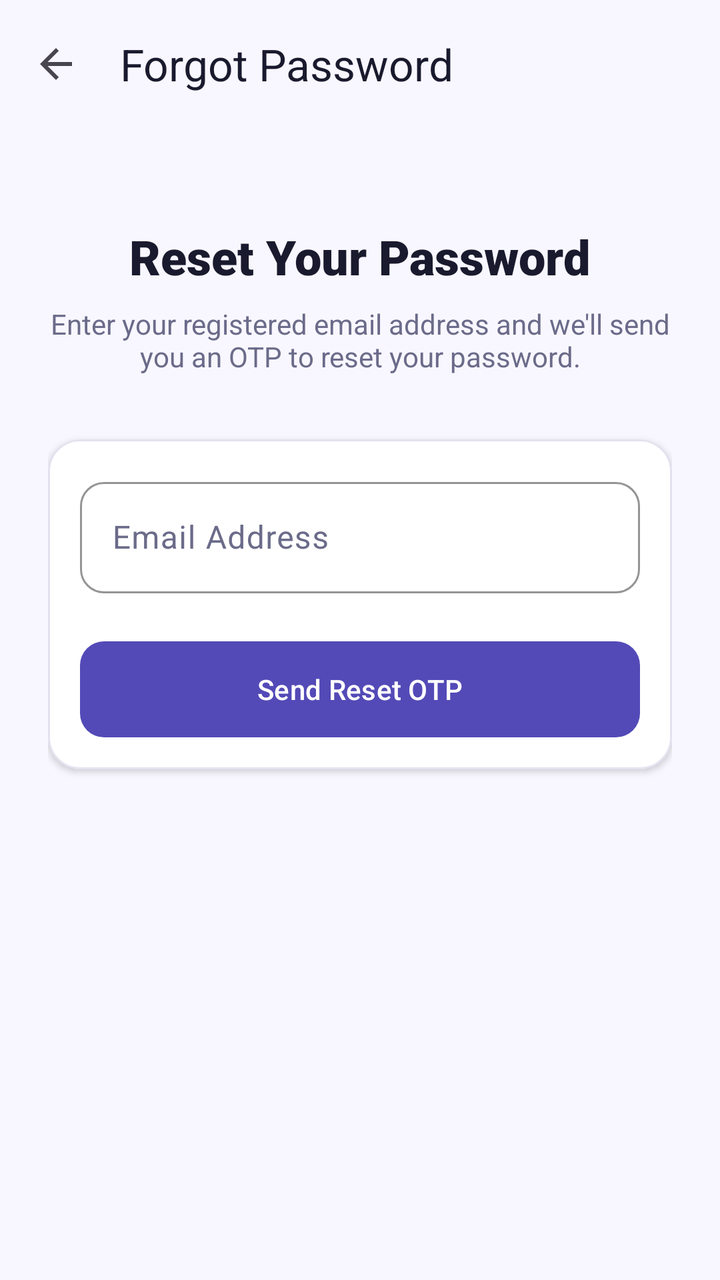
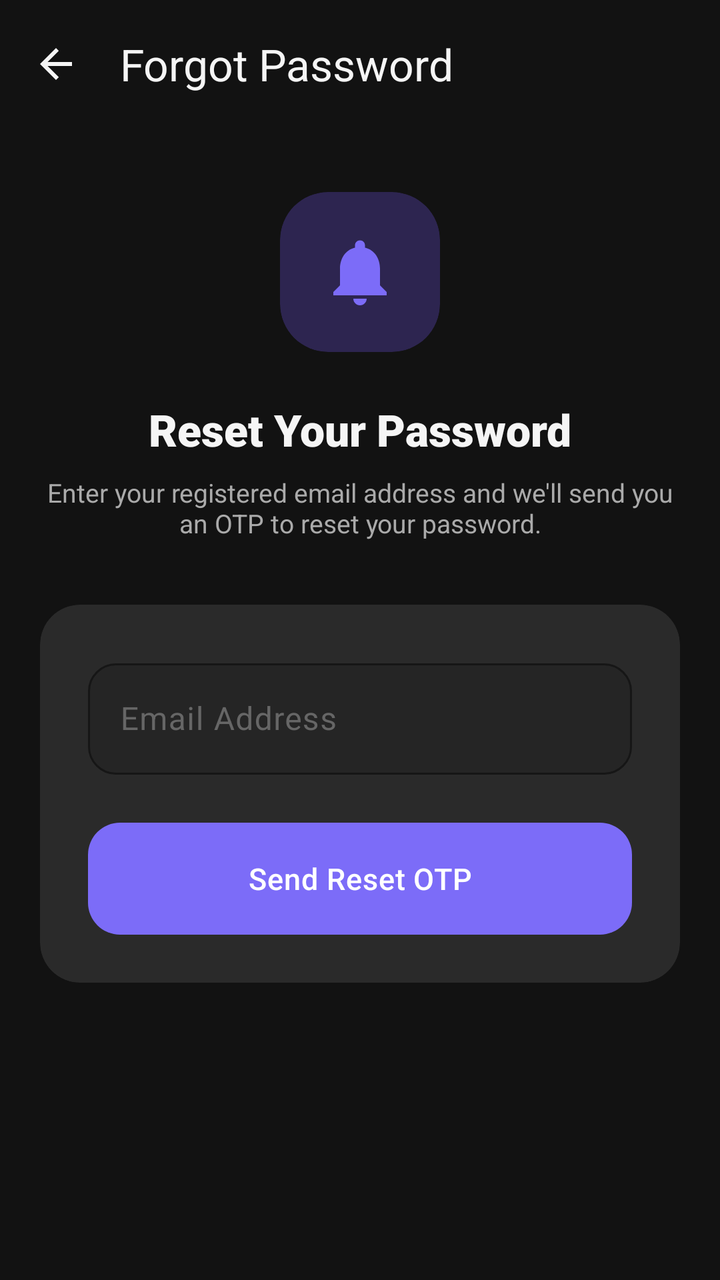

Compare the two renders of this Android layout. The source of the first and the diff that turns it into the second are given below.
<!-- AndroidManifest.xml: application theme Theme.Findora -->
<!-- res/layout/activity_forgot_password.xml -->
<?xml version="1.0" encoding="utf-8"?>
<LinearLayout xmlns:android="http://schemas.android.com/apk/res/android"
    xmlns:app="http://schemas.android.com/apk/res-auto"
    android:layout_width="match_parent"
    android:layout_height="match_parent"
    android:background="@color/screen_background"
    android:orientation="vertical">

    <com.google.android.material.appbar.MaterialToolbar
        android:id="@+id/toolbar"
        android:layout_width="match_parent"
        android:layout_height="?attr/actionBarSize"
        android:background="@color/screen_background"
        app:navigationIcon="?attr/homeAsUpIndicator"
        app:title="Forgot Password"
        app:titleTextColor="@color/text_dark" />

    <LinearLayout
        android:layout_width="match_parent"
        android:layout_height="match_parent"
        android:gravity="center_horizontal"
        android:orientation="vertical"
        android:padding="@dimen/spacing_large">

        <TextView
            android:layout_width="wrap_content"
            android:layout_height="wrap_content"
            android:layout_marginTop="@dimen/spacing_large"
            android:text="Reset Your Password"
            android:textColor="@color/text_dark"
            android:textSize="@dimen/text_h2"
            android:fontFamily="sans-serif-black" />

        <TextView
            android:layout_width="wrap_content"
            android:layout_height="wrap_content"
            android:layout_marginTop="@dimen/spacing_small"
            android:layout_marginBottom="@dimen/spacing_xlarge"
            android:gravity="center"
            android:text="Enter your registered email address and we'll send you an OTP to reset your password."
            android:textColor="@color/text_gray"
            android:textSize="@dimen/text_caption" />

        <com.google.android.material.card.MaterialCardView
            style="@style/Widget.Findora.Card"
            android:layout_width="match_parent"
            android:layout_height="wrap_content">

            <LinearLayout
                android:layout_width="match_parent"
                android:layout_height="wrap_content"
                android:orientation="vertical"
                android:padding="@dimen/spacing_medium">

                <com.google.android.material.textfield.TextInputLayout
                    style="@style/Widget.Findora.TextInputLayout"
                    android:layout_width="match_parent"
                    android:layout_height="wrap_content"
                    android:hint="Email Address">

                    <com.google.android.material.textfield.TextInputEditText
                        android:id="@+id/etEmail"
                        android:layout_width="match_parent"
                        android:layout_height="wrap_content"
                        android:inputType="textEmailAddress"
                        android:textColor="@color/text_dark"
                        android:singleLine="true" />
                </com.google.android.material.textfield.TextInputLayout>

                <ProgressBar
                    android:id="@+id/progressBar"
                    android:layout_width="wrap_content"
                    android:layout_height="wrap_content"
                    android:layout_gravity="center"
                    android:layout_marginTop="@dimen/spacing_medium"
                    android:visibility="gone" />

                <com.google.android.material.button.MaterialButton
                    android:id="@+id/btnSendOtp"
                    style="@style/Widget.Findora.Button"
                    android:layout_width="match_parent"
                    android:layout_height="wrap_content"
                    android:layout_marginTop="@dimen/spacing_large"
                    android:text="Send Reset OTP" />

            </LinearLayout>
        </com.google.android.material.card.MaterialCardView>
    </LinearLayout>
</LinearLayout>
<!-- resources referenced by this layout -->
<resources>
  <color name="screen_background">#F8F7FF</color>
  <color name="text_dark">#1A1A2E</color>
  <color name="text_gray">#6B6B8A</color>
  <dimen name="text_caption">14sp</dimen>
  <dimen name="text_h2">24sp</dimen>
  <style name="Widget.Findora.Button" parent="Widget.Material3.Button">
          <item name="cornerRadius">12dp</item>
          <item name="android:insetTop">0dp</item>
          <item name="android:insetBottom">0dp</item>
          <item name="android:textAllCaps">false</item>
          <item name="android:fontFamily">sans-serif-medium</item>
          <item name="android:paddingTop">12dp</item>
          <item name="android:paddingBottom">12dp</item>
      </style>
  <style name="Widget.Findora.Card" parent="Widget.Material3.CardView.Elevated">
          <item name="cardCornerRadius">16dp</item>
          <item name="cardElevation">2dp</item>
          <item name="strokeColor">@color/card_border</item>
          <item name="strokeWidth">1dp</item>
          <item name="cardBackgroundColor">@color/white</item>
      </style>
  <style name="Widget.Findora.TextInputLayout" parent="Widget.Material3.TextInputLayout.OutlinedBox">
          <item name="boxCornerRadiusTopStart">12dp</item>
          <item name="boxCornerRadiusTopEnd">12dp</item>
          <item name="boxCornerRadiusBottomStart">12dp</item>
          <item name="boxCornerRadiusBottomEnd">12dp</item>
          <item name="boxStrokeColor">@color/primary_purple</item>
          <item name="hintTextColor">@color/primary_purple</item>
          <item name="android:textColorHint">@color/text_gray</item>
      </style>
  <style name="Theme.Findora" parent="Theme.Material3.DayNight.NoActionBar">
          
          <item name="colorPrimary">@color/primary_purple</item>
          <item name="colorOnPrimary">@color/white</item>
          <item name="colorPrimaryContainer">@color/light_purple</item>
          <item name="colorOnPrimaryContainer">@color/dark_purple</item>
  
          
          <item name="colorSecondary">@color/success_green</item>
          <item name="colorOnSecondary">@color/white</item>
          <item name="colorSecondaryContainer">@color/light_green</item>
          <item name="colorOnSecondaryContainer">@color/success_green</item>
  
          
          <item name="android:statusBarColor">@color/screen_background</item>
          <item name="android:windowLightStatusBar">true</item>
          
          
          <item name="android:windowBackground">@color/screen_background</item>
  
          
          <item name="materialButtonStyle">@style/Widget.Findora.Button</item>
          <item name="materialCardViewStyle">@style/Widget.Findora.Card</item>
          <item name="textInputStyle">@style/Widget.Findora.TextInputLayout</item>
      </style>
  <color name="card_border">#E2E2F0</color>
  <color name="primary_purple">#534AB7</color>
  <color name="light_purple">#EEEDFE</color>
  <color name="dark_purple">#3C3489</color>
  <color name="success_green">#1D9E75</color>
  <color name="light_green">#E1F5EE</color>
  <!-- unchanged entries left out for length: 5 -->
</resources>

<!-- the commit's change to res/layout/activity_forgot_password.xml (unified diff, before → after) -->
@@ -12,6 +12,7 @@
         android:layout_height="?attr/actionBarSize"
         android:background="@color/screen_background"
         app:navigationIcon="?attr/homeAsUpIndicator"
+        app:navigationIconTint="@color/text_dark"
         app:title="Forgot Password"
         app:titleTextColor="@color/text_dark" />
 
@@ -20,7 +21,26 @@
         android:layout_height="match_parent"
         android:gravity="center_horizontal"
         android:orientation="vertical"
-        android:padding="@dimen/spacing_large">
+        android:paddingHorizontal="@dimen/screen_padding_horizontal"
+        android:paddingTop="@dimen/spacing_xlarge"
+        android:paddingBottom="@dimen/spacing_large">
+
+        
+        <com.google.android.material.card.MaterialCardView
+            android:layout_width="80dp"
+            android:layout_height="80dp"
+            app:cardCornerRadius="24dp"
+            app:cardElevation="0dp"
+            app:strokeWidth="0dp"
+            app:cardBackgroundColor="@color/light_purple">
+
+            <ImageView
+                android:layout_width="40dp"
+                android:layout_height="40dp"
+                android:layout_gravity="center"
+                android:src="@drawable/ic_notifications"
+                app:tint="@color/primary_purple" />
+        </com.google.android.material.card.MaterialCardView>
 
         <TextView
             android:layout_width="wrap_content"
@@ -50,7 +70,7 @@
                 android:layout_width="match_parent"
                 android:layout_height="wrap_content"
                 android:orientation="vertical"
-                android:padding="@dimen/spacing_medium">
+                android:padding="@dimen/spacing_large">
 
                 <com.google.android.material.textfield.TextInputLayout
                     style="@style/Widget.Findora.TextInputLayout"
@@ -64,6 +84,7 @@
                         android:layout_height="wrap_content"
                         android:inputType="textEmailAddress"
                         android:textColor="@color/text_dark"
+                        android:textColorHint="@color/text_hint"
                         android:singleLine="true" />
                 </com.google.android.material.textfield.TextInputLayout>
 
@@ -73,13 +94,14 @@
                     android:layout_height="wrap_content"
                     android:layout_gravity="center"
                     android:layout_marginTop="@dimen/spacing_medium"
+                    android:indeterminateTint="@color/primary_purple"
                     android:visibility="gone" />
 
                 <com.google.android.material.button.MaterialButton
                     android:id="@+id/btnSendOtp"
                     style="@style/Widget.Findora.Button"
                     android:layout_width="match_parent"
-                    android:layout_height="wrap_content"
+                    android:layout_height="@dimen/button_height"
                     android:layout_marginTop="@dimen/spacing_large"
                     android:text="Send Reset OTP" />
 
<!-- resource entries referenced after the edit -->
@@ -1,66 +1,129 @@
 <!-- resources referenced by this layout -->
 <resources>
-  <color name="screen_background">#F8F7FF</color>
-  <color name="text_dark">#1A1A2E</color>
-  <color name="text_gray">#6B6B8A</color>
-  <dimen name="text_caption">14sp</dimen>
-  <dimen name="text_h2">24sp</dimen>
+  <color name="screen_background">#121212</color>
+  <color name="text_dark">#F5F5F5</color>
+  <color name="text_gray">#AAAAAA</color>
+  <color name="text_hint">#666666</color>
+  <dimen name="button_height">56dp</dimen>
+  <dimen name="screen_padding_horizontal">20dp</dimen>
+  <dimen name="text_caption">13sp</dimen>
+  <dimen name="text_h2">22sp</dimen>
+  <!-- drawable ic_notifications (drawable) -->
+  <vector xmlns:android="http://schemas.android.com/apk/res/android"
+      android:width="24dp"
+      android:height="24dp"
+      android:viewportWidth="24"
+      android:viewportHeight="24">
+    <path
+        android:fillColor="@color/text_dark"
+        android:pathData="M12,22c1.1,0 2,-0.9 2,-2h-4c0,1.1 0.9,2 2,2zM18,16v-5c0,-3.07 -1.63,-5.64 -4.5,-6.32V4c0,-0.83 -0.67,-1.5 -1.5,-1.5s-1.5,0.67 -1.5,1.5v0.68C7.64,5.36 6,7.92 6,11v5l-2,2v1h16v-1l-2,-2z"/>
+  </vector>
   <style name="Widget.Findora.Button" parent="Widget.Material3.Button">
-          <item name="cornerRadius">12dp</item>
+          <item name="cornerRadius">@dimen/button_corner_radius</item>
           <item name="android:insetTop">0dp</item>
           <item name="android:insetBottom">0dp</item>
           <item name="android:textAllCaps">false</item>
+          <item name="android:textSize">@dimen/text_body</item>
           <item name="android:fontFamily">sans-serif-medium</item>
-          <item name="android:paddingTop">12dp</item>
-          <item name="android:paddingBottom">12dp</item>
+          <item name="android:minHeight">@dimen/button_height</item>
+          <item name="android:letterSpacing">0.02</item>
+          <item name="backgroundTint">@color/primary_purple</item>
+          <item name="android:textColor">@color/white</item>
       </style>
   <style name="Widget.Findora.Card" parent="Widget.Material3.CardView.Elevated">
-          <item name="cardCornerRadius">16dp</item>
-          <item name="cardElevation">2dp</item>
-          <item name="strokeColor">@color/card_border</item>
-          <item name="strokeWidth">1dp</item>
-          <item name="cardBackgroundColor">@color/white</item>
+          <item name="cardCornerRadius">@dimen/card_corner_radius</item>
+          <item name="cardElevation">0dp</item>
+          <item name="strokeWidth">0dp</item>
+          <item name="cardBackgroundColor">@color/card_background</item>
+          <item name="rippleColor">@color/primary_purple_10</item>
       </style>
   <style name="Widget.Findora.TextInputLayout" parent="Widget.Material3.TextInputLayout.OutlinedBox">
-          <item name="boxCornerRadiusTopStart">12dp</item>
-          <item name="boxCornerRadiusTopEnd">12dp</item>
-          <item name="boxCornerRadiusBottomStart">12dp</item>
-          <item name="boxCornerRadiusBottomEnd">12dp</item>
-          <item name="boxStrokeColor">@color/primary_purple</item>
+          <item name="boxCornerRadiusTopStart">@dimen/input_corner_radius</item>
+          <item name="boxCornerRadiusTopEnd">@dimen/input_corner_radius</item>
+          <item name="boxCornerRadiusBottomStart">@dimen/input_corner_radius</item>
+          <item name="boxCornerRadiusBottomEnd">@dimen/input_corner_radius</item>
+          <item name="boxStrokeColor">@color/md_theme_outline</item>
+          <item name="boxStrokeWidthFocused">2dp</item>
           <item name="hintTextColor">@color/primary_purple</item>
-          <item name="android:textColorHint">@color/text_gray</item>
+          <item name="android:textColorHint">@color/text_hint</item>
+          <item name="boxBackgroundColor">@color/surface_02</item>
+          <item name="endIconTint">@color/text_gray</item>
+          <item name="startIconTint">@color/text_gray</item>
       </style>
-  <style name="Theme.Findora" parent="Theme.Material3.DayNight.NoActionBar">
+  <style name="Theme.Findora" parent="Theme.Material3.Dark.NoActionBar">
+  
           
           <item name="colorPrimary">@color/primary_purple</item>
           <item name="colorOnPrimary">@color/white</item>
           <item name="colorPrimaryContainer">@color/light_purple</item>
-          <item name="colorOnPrimaryContainer">@color/dark_purple</item>
+          <item name="colorOnPrimaryContainer">@color/md_theme_onPrimaryContainer</item>
   
-          
           <item name="colorSecondary">@color/success_green</item>
-          <item name="colorOnSecondary">@color/white</item>
+          <item name="colorOnSecondary">@color/md_theme_onSecondary</item>
           <item name="colorSecondaryContainer">@color/light_green</item>
           <item name="colorOnSecondaryContainer">@color/success_green</item>
   
+          <item name="colorError">@color/error_red</item>
+          <item name="colorOnError">@color/md_theme_onError</item>
+  
+          
+          <item name="android:colorBackground">@color/screen_background</item>
+          <item name="colorSurface">@color/surface_01</item>
+          <item name="colorOnSurface">@color/text_dark</item>
+          <item name="colorSurfaceVariant">@color/card_background</item>
+          <item name="colorOnSurfaceVariant">@color/text_gray</item>
+          <item name="colorOutline">@color/md_theme_outline</item>
+  
           
           <item name="android:statusBarColor">@color/screen_background</item>
-          <item name="android:windowLightStatusBar">true</item>
-          
-          
+          <item name="android:windowLightStatusBar" tools:targetApi="23">false</item>
           <item name="android:windowBackground">@color/screen_background</item>
+          <item name="android:navigationBarColor">@color/surface_01</item>
   
           
           <item name="materialButtonStyle">@style/Widget.Findora.Button</item>
           <item name="materialCardViewStyle">@style/Widget.Findora.Card</item>
           <item name="textInputStyle">@style/Widget.Findora.TextInputLayout</item>
+          <item name="chipStyle">@style/Widget.Findora.Chip</item>
+          <item name="bottomNavigationStyle">@style/Widget.Findora.BottomNav</item>
       </style>
-  <color name="card_border">#E2E2F0</color>
-  <color name="primary_purple">#534AB7</color>
-  <color name="light_purple">#EEEDFE</color>
-  <color name="dark_purple">#3C3489</color>
-  <color name="success_green">#1D9E75</color>
-  <color name="light_green">#E1F5EE</color>
+  <dimen name="button_corner_radius">16dp</dimen>
+  <dimen name="text_body">15sp</dimen>
+  <dimen name="card_corner_radius">20dp</dimen>
+  <color name="card_background">#2A2A2A</color>
+  <color name="primary_purple_10">#1A7C6CF8</color>
+  <dimen name="input_corner_radius">14dp</dimen>
+  <color name="md_theme_outline">#444444</color>
+  <color name="surface_02">#252525</color>
+  <color name="md_theme_onPrimaryContainer">#CEC6FF</color>
+  <color name="primary_purple">#7C6CF8</color>
+  <color name="light_purple">#2D2550</color>
+  <color name="success_green">#4ADE80</color>
+  <color name="md_theme_onSecondary">#0A2618</color>
+  <color name="light_green">#0D2B1A</color>
+  <color name="error_red">#F87171</color>
+  <color name="md_theme_onError">#3D0000</color>
+  <color name="surface_01">#1E1E1E</color>
+  <style name="Widget.Findora.Chip" parent="Widget.Material3.Chip.Filter">
+          <item name="chipCornerRadius">@dimen/chip_corner_radius</item>
+          <item name="chipBackgroundColor">@color/chip_bg_colors</item>
+          <item name="chipStrokeColor">@color/chip_stroke_colors</item>
+          <item name="chipStrokeWidth">1dp</item>
+          <item name="android:textColor">@color/chip_text_colors</item>
+          <item name="checkedIconVisible">false</item>
+          <item name="chipMinHeight">36dp</item>
+          <item name="android:textSize">@dimen/text_caption</item>
+          <item name="android:textStyle">bold</item>
+      </style>
+  <style name="Widget.Findora.BottomNav" parent="Widget.MaterialComponents.BottomNavigationView">
+          <item name="itemIconTint">@color/nav_item_colors</item>
+          <item name="itemTextColor">@color/nav_item_colors</item>
+          <item name="itemActiveIndicatorStyle">@style/Widget.Findora.BottomNav.ActiveIndicator</item>
+      </style>
+  <dimen name="chip_corner_radius">20dp</dimen>
+  <style name="Widget.Findora.BottomNav.ActiveIndicator" parent="Widget.Material3.BottomNavigationView.ActiveIndicator">
+          <item name="android:color">@color/light_purple</item>
+      </style>
   <!-- unchanged entries left out for length: 5 -->
 </resources>
 
